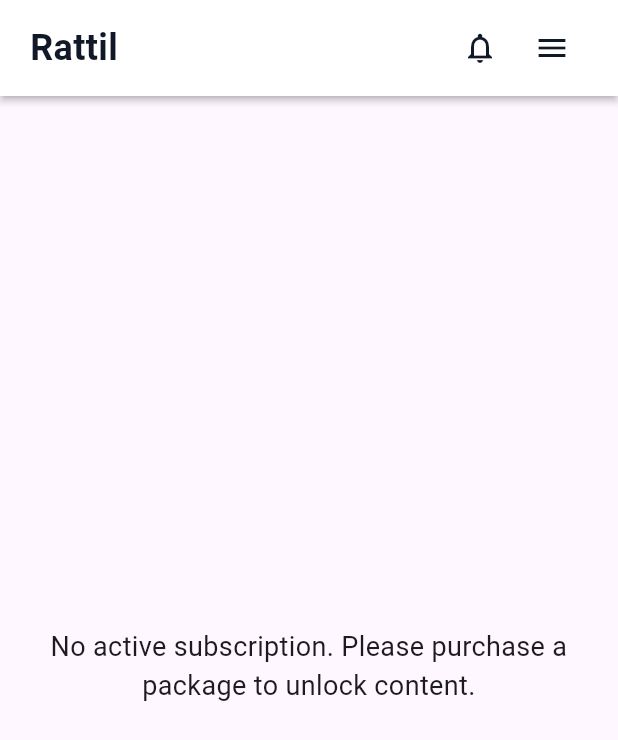
After one commit to hamzashah007/Rattil, a Flutter app: the SubscriberDashboardScreen screen opened directly, on a phone screen of 412 x 824 dp. The commit adds this screen. Shown: the top 740 px of the screen. Run offline on Flutter 3.47's test engine with Material 3 defaults, Android fonts, the phone set to English and light mode, and no system bars; our stand-ins replace cloud_firestore, curved_navigation_bar, firebase_auth, firebase_core, flutter_svg, in_app_purchase; missing offline and left inert: syncfusion_flutter_pdfviewer; accounts and stored records are empty.

Commit message:
IOS Changes

```diff
--- a/lib/main.dart
+++ b/lib/main.dart
@@ -6,6 +6,7 @@ import 'package:rattil/providers/drawer_provider.dart';
 import 'package:rattil/providers/auth_provider.dart';
 import 'package:rattil/providers/iap_provider.dart';
 import 'package:rattil/screens/splashscreen.dart';
+
 
 import 'firebase_options.dart';
 
--- a/lib/providers/auth_provider.dart
+++ b/lib/providers/auth_provider.dart
@@ -1,7 +1,6 @@
 import 'package:flutter/material.dart';
 import 'package:firebase_auth/firebase_auth.dart';
 import 'package:cloud_firestore/cloud_firestore.dart';
-import 'package:rattil/utils/firestore_helpers.dart';
 import 'package:rattil/utils/error_handler.dart';
 
 class AuthProvider extends ChangeNotifier {
--- a/lib/providers/iap_provider.dart
+++ b/lib/providers/iap_provider.dart
@@ -25,6 +25,8 @@ class IAPProvider extends ChangeNotifier {
           if (purchase.status == PurchaseStatus.purchased) {
             // TODO: Validate purchase, unlock content, and record in Firestore
             // Example: await validateAndUnlock(purchase);
+            // Navigation to subscriber dashboard (if context is available)
+            // Use a callback or event to trigger navigation in the UI
           }
           // Handle other statuses if needed
         }
--- a/lib/screens/auth/sign_up.dart
+++ b/lib/screens/auth/sign_up.dart
@@ -9,7 +9,7 @@ import 'package:rattil/widgets/app_snackbar.dart';
 import 'package:provider/provider.dart';
 import 'package:rattil/providers/auth_provider.dart' as my_auth;
 import 'package:rattil/providers/theme_provider.dart';
-import 'package:rattil/screens/privacy_policy_screen.dart';
+
 
 class SignUpScreen extends StatefulWidget {
 	const SignUpScreen({Key? key}) : super(key: key);
--- /dev/null
+++ b/lib/screens/subscriber_dashboard_screen.dart
@@ -0,0 +1,95 @@
+import 'package:flutter/material.dart';
+import 'package:provider/provider.dart';
+import 'package:rattil/providers/iap_provider.dart';
+import 'package:rattil/models/package.dart';
+import 'package:rattil/widgets/package_card.dart';
+import 'package:rattil/widgets/app_bar_widget.dart';
+import 'package:syncfusion_flutter_pdfviewer/pdfviewer.dart';
+import 'package:in_app_purchase/in_app_purchase.dart';
+import 'package:collection/collection.dart';
+
+class SubscriberDashboardScreen extends StatelessWidget {
+  const SubscriberDashboardScreen({Key? key}) : super(key: key);
+
+  @override
+  Widget build(BuildContext context) {
+    return Scaffold(
+      appBar: AppBarWidget(
+        notificationCount: 0,
+        onMenuTap: () => Scaffold.of(context).openDrawer(),
+        onNotificationTap: () {},
+      ),
+      body: Consumer<IAPProvider>(
+        builder: (context, iapProvider, child) {
+          // Find the purchased package (assuming only one active at a time)
+          final purchased = iapProvider.purchases.firstWhereOrNull(
+            (purchase) => purchase.status == PurchaseStatus.purchased,
+          );
+          if (purchased == null) {
+            return Center(
+              child: Text(
+                'No active subscription. Please purchase a package to unlock content.',
+                style: TextStyle(fontSize: 18),
+                textAlign: TextAlign.center,
+              ),
+            );
+          }
+
+          // Map purchase to package (assuming productId matches package id)
+          final package = packages.firstWhere(
+            (pkg) => pkg.id.toString().padLeft(2, '0') == purchased.productID,
+            orElse: () => packages.first,
+          );
+
+          return Padding(
+            padding: const EdgeInsets.all(16.0),
+            child: Column(
+              crossAxisAlignment: CrossAxisAlignment.start,
+              children: [
+                Text(
+                  'Subscriber Dashboard',
+                  style: Theme.of(context).textTheme.titleLarge,
+                ),
+                const SizedBox(height: 16),
+                PackageCard(
+                  package: package,
+                  delay: 0,
+                  isLoading: false,
+                ),
+                const SizedBox(height: 24),
+                Text(
+                  'Downloadable Material:',
+                  style: Theme.of(context).textTheme.bodyLarge,
+                ),
+                const SizedBox(height: 8),
+                ElevatedButton.icon(
+                  icon: Icon(Icons.picture_as_pdf),
+                  label: Text('View PDF Material'),
+                  onPressed: () {
+                    Navigator.of(context).push(
+                      MaterialPageRoute(
+                        builder: (_) => PDFViewerScreen(),
+                      ),
+                    );
+                  },
+                ),
+              ],
+            ),
+          );
+        },
+      ),
+    );
+  }
+}
+
+class PDFViewerScreen extends StatelessWidget {
+  @override
+  Widget build(BuildContext context) {
+    return Scaffold(
+      appBar: AppBar(
+        title: Text('PDF Material'),
+      ),
+      body: SfPdfViewer.asset('assets/pdf/rattil_app_testing.pdf'),
+    );
+  }
+}
```
Also changed, not shown: lib/screens/packages_screen.dart (+21 -0 lines), pubspec.yaml (+3 -33 lines), pubspec.lock, 7 other files.
